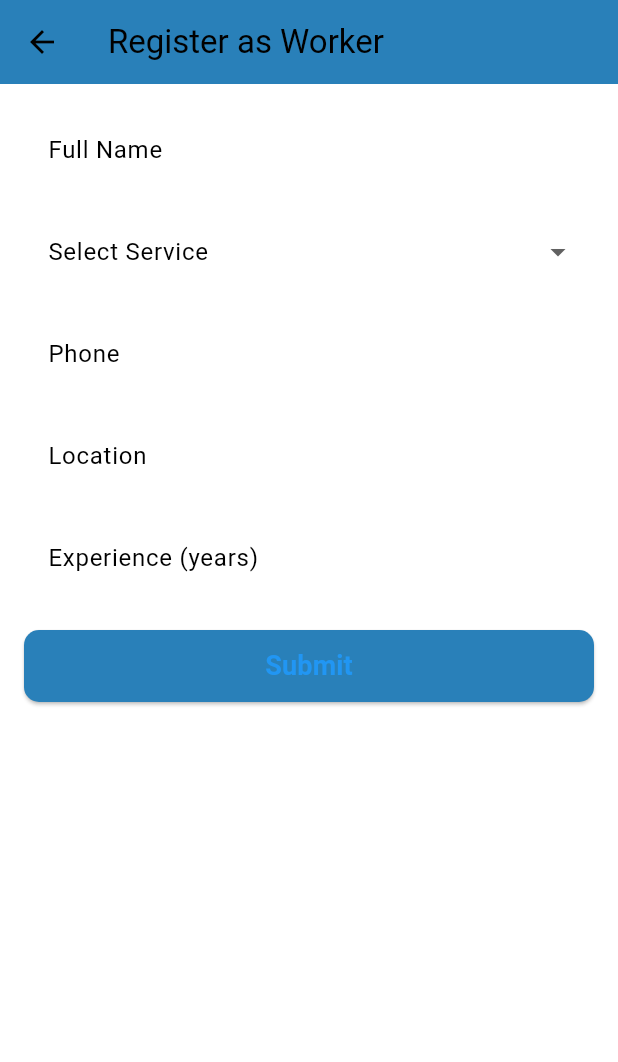
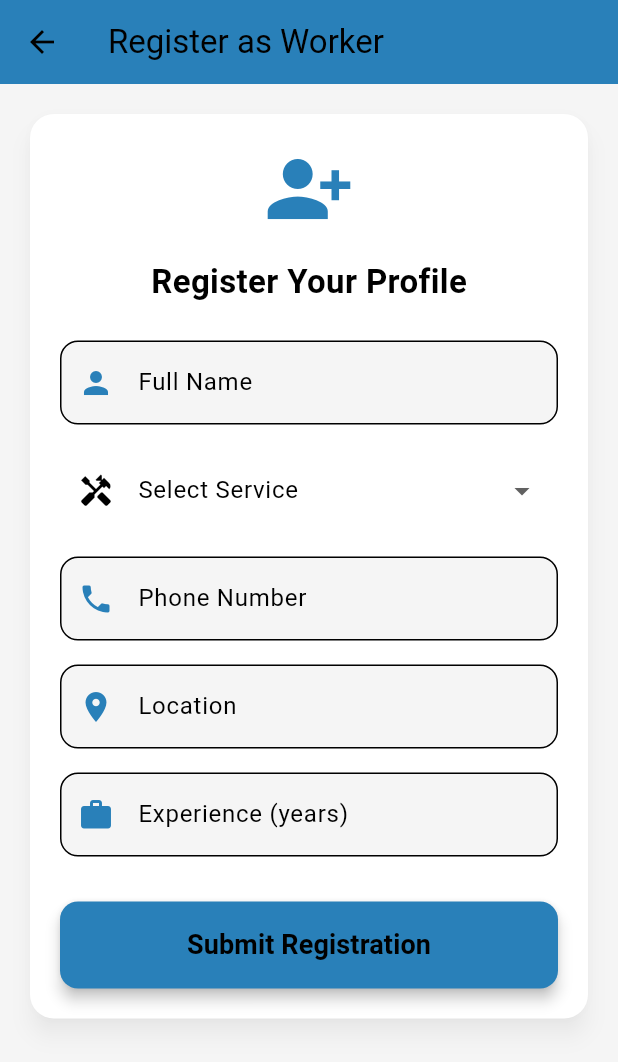
Before and after one commit to 45vaibhav/Project__ProserveX, a Flutter app: the RegisterWorkerPage screen opened by its route, on a phone screen of 412 x 824 dp. Shown: the top 1062 px of the screen. Run offline on Flutter 3.47's test engine with Material 3 defaults, Android fonts, the phone set to English and light mode, and no system bars; our stand-ins replace cloud_firestore, firebase_auth, firebase_core, flutter_rating_bar, shared_preferences; accounts and stored records are empty.

Commit message:
proservice app made

```diff
--- a/lib/LoginPage.dart
+++ b/lib/LoginPage.dart
@@ -1,9 +1,9 @@
 import 'package:flutter/material.dart';
 import 'package:firebase_auth/firebase_auth.dart';
 import 'package:cloud_firestore/cloud_firestore.dart';
-import 'package:agri/AdminDashboard.dart';
-import 'package:agri/UserDashboard.dart';
-import 'package:agri/SignupPage.dart';
+import 'package:ProserveX/AdminDashboard.dart';
+import 'package:ProserveX/UserDashboard.dart';
+import 'package:ProserveX/SignupPage.dart';
 
 class LoginPage extends StatefulWidget {
   const LoginPage({super.key});
--- a/lib/RegisterWorkerPage.dart
+++ b/lib/RegisterWorkerPage.dart
@@ -61,7 +61,6 @@ class _RegisterWorkerPageState extends State<RegisterWorkerPage> {
       );
 
       Navigator.pop(context);
-
     } catch (e) {
       if (!mounted) return;
       ScaffoldMessenger.of(context).showSnackBar(
@@ -86,87 +85,141 @@ class _RegisterWorkerPageState extends State<RegisterWorkerPage> {
     const deepBlue = Color(0xFF2980B9);
 
     return Scaffold(
+      backgroundColor: Colors.grey[100],
       appBar: AppBar(
         title: const Text('Register as Worker'),
         backgroundColor: deepBlue,
+        elevation: 0,
       ),
-      body: Padding(
-        padding: const EdgeInsets.all(16.0),
+      body: SingleChildScrollView(
+        padding: const EdgeInsets.all(16),
+        child: Card(
+          shape: RoundedRectangleBorder(borderRadius: BorderRadius.circular(16)),
+          elevation: 6,
+          shadowColor: Colors.black26,
+          child: Padding(
+            padding: const EdgeInsets.all(20),
             child: Form(
               key: _formKey,
-          child: ListView(
+              child: Column(
+                crossAxisAlignment: CrossAxisAlignment.stretch,
                 children: [
-              TextFormField(
+                  const Center(
+                    child: Icon(
+                      Icons.person_add_alt_1,
+                      size: 60,
+                      color: Color(0xFF2980B9),
+                    ),
+                  ),
+                  const SizedBox(height: 16),
+                  const Center(
+                    child: Text(
+                      'Register Your Profile',
+                      style:
+                          TextStyle(fontSize: 22, fontWeight: FontWeight.bold),
+                    ),
+                  ),
+                  const SizedBox(height: 24),
+
+                  // Name
+                  _buildTextField(
                     controller: _name,
-                decoration: const InputDecoration(
-                  labelText: 'Full Name',
-                  border: OutlineInputBorder(),
+                    label: 'Full Name',
+                    icon: Icons.person,
                   ),
-                validator: (v) => v == null || v.isEmpty ? 'Enter name' : null,
-              ),
-              const SizedBox(height: 12),
+                  const SizedBox(height: 16),
+
+                  // Service Dropdown
                   DropdownButtonFormField<String>(
                     value: _service,
                     items: _services
                         .map((s) => DropdownMenuItem(value: s, child: Text(s)))
                         .toList(),
                     onChanged: (v) => setState(() => _service = v),
-                decoration: const InputDecoration(
+                    decoration: InputDecoration(
                       labelText: 'Select Service',
-                  border: OutlineInputBorder(),
+                      border: OutlineInputBorder(
+                        borderRadius: BorderRadius.circular(12),
+                      ),
+                      prefixIcon: const Icon(Icons.handyman),
                     ),
                     validator: (v) => v == null ? 'Select service' : null,
                   ),
-              const SizedBox(height: 12),
-              TextFormField(
+                  const SizedBox(height: 16),
+
+                  // Phone
+                  _buildTextField(
                     controller: _phone,
+                    label: 'Phone Number',
+                    icon: Icons.phone,
                     keyboardType: TextInputType.phone,
-                decoration: const InputDecoration(
-                  labelText: 'Phone',
-                  border: OutlineInputBorder(),
                   ),
-                validator: (v) => v == null || v.isEmpty ? 'Enter phone' : null,
+                  const SizedBox(height: 16),
+
+                  // Location
+                  _buildTextField(
+                    controller: _location,
+                    label: 'Location',
+                    icon: Icons.location_on,
                   ),
-              const SizedBox(height: 12),
-              TextFormField(
-                controller: _location,
-                decoration: const InputDecoration(
-                  labelText: 'Location',
-                  border: OutlineInputBorder(),
+                  const SizedBox(height: 16),
+
+                  // Experience
+                  _buildTextField(
+                    controller: _experience,
+                    label: 'Experience (years)',
+                    icon: Icons.work,
+                    keyboardType: TextInputType.number,
                   ),
-                validator: (v) => v == null || v.isEmpty ? 'Enter location' : null,
-              ),
-              const SizedBox(height: 12),
-              TextFormField(
-                controller: _experience,
-                keyboardType: TextInputType.number,
-                decoration: const InputDecoration(
-                  labelText: 'Experience (years)',
-                  border: OutlineInputBorder(),
-                ),
-                validator: (v) => v == null || v.isEmpty ? 'Enter experience' : null,
-              ),
-              const SizedBox(height: 20),
+                  const SizedBox(height: 30),
+
+                  // Submit button
                   ElevatedButton(
                     onPressed: _loading ? null : _submit,
                     style: ElevatedButton.styleFrom(
+                      padding: const EdgeInsets.symmetric(vertical: 16),
+                      shape: RoundedRectangleBorder(
+                        borderRadius: BorderRadius.circular(12),
+                      ),
                       backgroundColor: deepBlue,
-                  minimumSize: const Size.fromHeight(48),
-                  shape: RoundedRectangleBorder(
-                    borderRadius: BorderRadius.circular(10),
-                  ),
+                      elevation: 4,
                     ),
                     child: _loading
-                    ? const CircularProgressIndicator(color: Colors.white)
+                        ? const CircularProgressIndicator(
+                            color: Colors.white,
+                          )
                         : const Text(
-                        'Submit',
-                        style: TextStyle(fontSize: 18, fontWeight: FontWeight.bold),
+                            'Submit Registration',
+                            style: TextStyle( color: Colors.black,
+                                fontSize: 18, fontWeight: FontWeight.bold),
                           ),
                   ),
                 ],
               ),
             ),
           ),
+        ),
+      ),
+    );
+  }
+
+  Widget _buildTextField({
+    required TextEditingController controller,
+    required String label,
+    IconData? icon,
+    TextInputType keyboardType = TextInputType.text,
+  }) {
+    return TextFormField(
+      controller: controller,
+      keyboardType: keyboardType,
+      decoration: InputDecoration(
+        labelText: label,
+        prefixIcon: icon != null ? Icon(icon, color: const Color(0xFF2980B9)) : null,
+        border: OutlineInputBorder(borderRadius: BorderRadius.circular(12)),
+        filled: true,
+        fillColor: Colors.grey[100],
+      ),
+      validator: (v) => v == null || v.isEmpty ? 'Enter $label' : null,
     );
   }
 }
--- a/lib/SearchWorker.dart
+++ b/lib/SearchWorker.dart
@@ -1,4 +1,4 @@
-import 'package:agri/WorkerProfilepage.dart';
+import 'package:ProserveX/WorkerProfilepage.dart';
 import 'package:flutter/material.dart';
 import 'package:cloud_firestore/cloud_firestore.dart';
 import 'package:flutter_rating_bar/flutter_rating_bar.dart';
--- a/lib/UserDashBoard.dart
+++ b/lib/UserDashBoard.dart
@@ -1,5 +1,5 @@
-import 'package:agri/SearchWorker.dart';
-import 'package:agri/UserPayment.dart';
+import 'package:ProserveX/SearchWorker.dart';
+import 'package:ProserveX/UserPayment.dart';
 import 'package:flutter/material.dart';
 import 'package:firebase_auth/firebase_auth.dart';
 import 'RegisterWorkerPage.dart';
```
Also changed, not shown: lib/OnBoardingScreen.dart (added, +75 -0 lines), lib/RequestWorkerPage.dart (+36 -69 lines), lib/admindashboard.dart (+19 -19 lines), lib/main.dart (+85 -6 lines), pubspec.yaml (+6 -3 lines), assets/onboarding1.png (added), pubspec.lock, 1 other file. Lines whose indentation alone changed are shown as unchanged.
